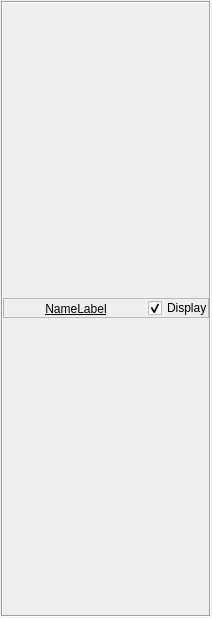
Above: dev/BrainVis/merwidgets/merelectrodeentry.ui from waschkbaer/BrainVis before the change. Below: the same form after it.
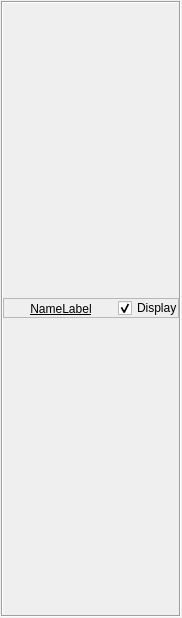
That is the form after the change.

The edit to the form file:
```diff
--- a/dev/BrainVis/merwidgets/merelectrodeentry.ui
+++ b/dev/BrainVis/merwidgets/merelectrodeentry.ui
@@ -6,10 +6,16 @@
    <rect>
     <x>0</x>
     <y>0</y>
-    <width>212</width>
+    <width>182</width>
     <height>618</height>
    </rect>
   </property>
+  <property name="maximumSize">
+   <size>
+    <width>182</width>
+    <height>16777215</height>
+   </size>
+  </property>
   <property name="windowTitle">
    <string>Form</string>
   </property>
@@ -34,6 +40,12 @@
    </property>
    <item>
     <widget class="QFrame" name="entryframe">
+     <property name="maximumSize">
+      <size>
+       <width>182</width>
+       <height>16777215</height>
+      </size>
+     </property>
      <property name="frameShape">
       <enum>QFrame::Box</enum>
      </property>
```
